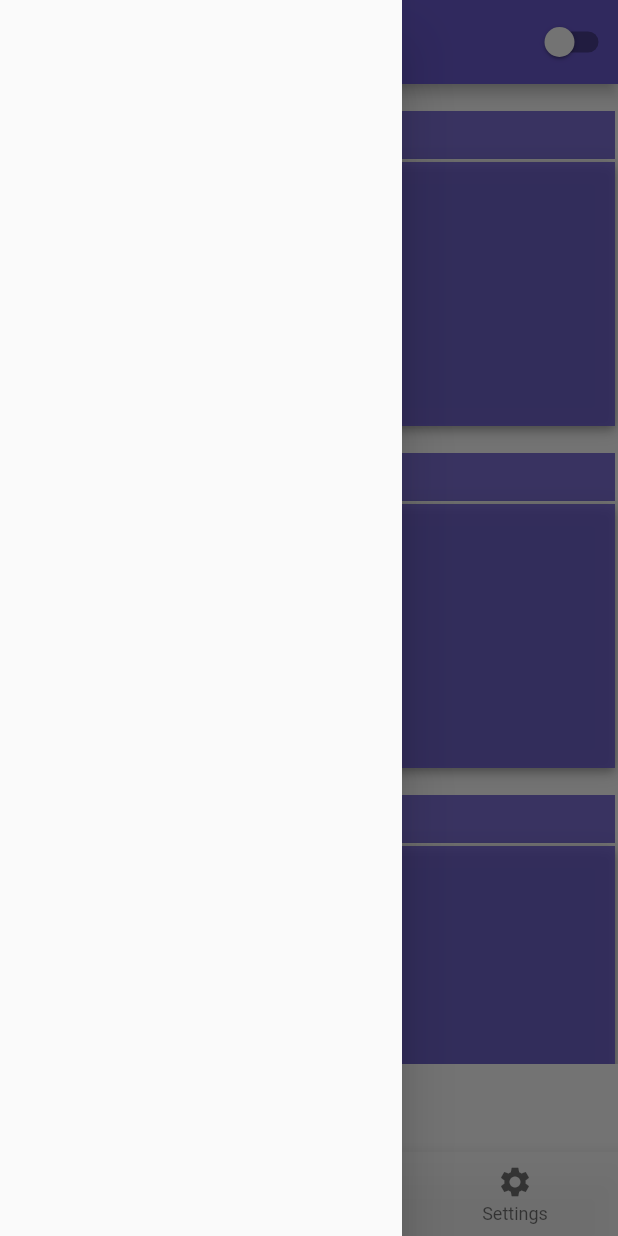
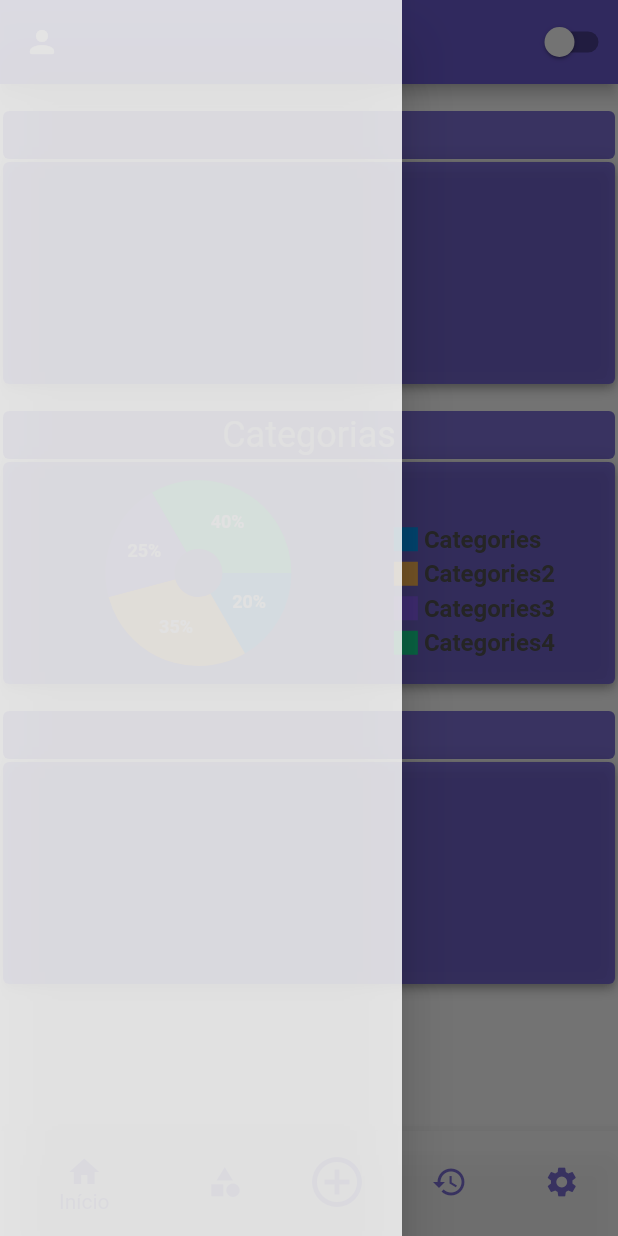
Before and after one commit to proz-tecnologia/PIT03GP06, a Flutter app: the screen it shows after launch, after a tap on the "person" icon, on a phone screen of 412 x 824 dp. Run offline on Flutter 3.47's test engine with Material 2 defaults, Android fonts, the phone set to English and light mode, and no system bars; drawn by our look-alikes of fl_chart.

Commit message:
Adding chart, updates in sizes and updates bottom navigation bar

```diff
--- a/lib/main.dart
+++ b/lib/main.dart
@@ -21,6 +21,7 @@ class MyApp extends StatelessWidget {
         debugShowCheckedModeBanner: false,
         title: "Crtl'Real",
         theme: ThemeData(
+          canvasColor: DarkController.instance.darkmod ? const Color.fromARGB(240, 30, 30, 30) : const Color.fromARGB(216, 250, 250, 250),
           brightness: DarkController.instance.darkmod ? Brightness.dark : Brightness.light,
           appBarTheme: AppBarTheme(
             backgroundColor: DarkController.instance.darkmod ? const Color.fromARGB(50, 10, 10, 10) : const Color(0xff6959CD),
--- /dev/null
+++ b/lib/pages/addcategories/addcategorias.dart
@@ -0,0 +1,10 @@
+import 'package:flutter/material.dart';
+
+class AddCategories extends StatelessWidget {
+  const AddCategories({super.key});
+
+  @override
+  Widget build(BuildContext context) {
+    return const Scaffold();
+  }
+}
--- /dev/null
+++ b/lib/pages/categories/categoriespage.dart
@@ -0,0 +1,10 @@
+import 'package:flutter/material.dart';
+
+class CategoriesPage extends StatelessWidget {
+  const CategoriesPage({super.key});
+
+  @override
+  Widget build(BuildContext context) {
+    return Container();
+  }
+}
--- /dev/null
+++ b/lib/pages/historic/historicpage.dart
@@ -0,0 +1,10 @@
+import 'package:flutter/material.dart';
+
+class HistoricPage extends StatelessWidget {
+  const HistoricPage({super.key});
+
+  @override
+  Widget build(BuildContext context) {
+    return Container();
+  }
+}
--- a/lib/pages/home/bottomnavigation.dart
+++ /dev/null
@@ -1,48 +0,0 @@
-import 'package:ctrl_real/controllers/themes/darmodcontroller.dart';
-import 'package:flutter/material.dart';
-
-class BottomNavigation extends StatefulWidget {
-  const BottomNavigation({super.key});
-
-  @override
-  State<BottomNavigation> createState() => _MyStatefulWidgetState();
-}
-
-class _MyStatefulWidgetState extends State<BottomNavigation> {
-  int _selectedIndex = 0;
-
-  void _onItemTapped(int index) {
-    setState(() {
-      _selectedIndex = index;
-    });
-  }
-
-  @override
-  Widget build(BuildContext context) {
-    return AnimatedBuilder(
-      animation: DarkController.instance,
-      builder: (context, child) {
-        return BottomNavigationBar(
-          backgroundColor: DarkController.instance.darkmod ? const Color.fromARGB(240, 30, 30, 30) : const Color.fromARGB(216, 250, 250, 250),
-          items: const <BottomNavigationBarItem>[
-            BottomNavigationBarItem(
-              icon: Icon(Icons.home),
-              label: 'Home',
-            ),
-            BottomNavigationBarItem(
-              icon: Icon(Icons.add),
-              label: 'FloatingButton',
-            ),
-            BottomNavigationBarItem(
-              icon: Icon(Icons.settings),
-              label: 'Settings',
-            ),
-          ],
-          currentIndex: _selectedIndex,
-          selectedItemColor:const Color.fromARGB(220, 104, 89, 205),
-          onTap: _onItemTapped,
-        );
-      },
-    );
-  }
-}
--- a/lib/pages/home/homepage.dart
+++ b/lib/pages/home/homepage.dart
@@ -1,9 +1,12 @@
 import 'package:ctrl_real/controllers/themes/darmodcontroller.dart';
+import 'package:ctrl_real/pages/addcategories/addcategorias.dart';
+import 'package:ctrl_real/pages/historic/historicpage.dart';
 import 'package:ctrl_real/pages/home/appbar.dart';
-import 'package:ctrl_real/pages/home/bottomnavigation.dart';
 import 'package:ctrl_real/pages/home/homebody.dart';
+import 'package:ctrl_real/pages/settings/settingspage.dart';
 import 'package:ctrl_real/pages/widgets/drawercustom.dart';
 import 'package:flutter/material.dart';
+import '../categories/categoriespage.dart';
 
 class HomePage extends StatefulWidget {
 
@@ -14,6 +17,21 @@ class HomePage extends StatefulWidget {
 }
 
 class _HomePageState extends State<HomePage> {
+
+    int _selectedIndex = 0;
+    late PageController pagesanimated;
+
+    @override
+  void initState() {
+    super.initState();
+    pagesanimated = PageController(initialPage: _selectedIndex);
+  }
+
+  void _onItemTapped(value) {
+    setState(() {
+      _selectedIndex = value;
+    });
+  }
 
   final GlobalKey<ScaffoldState> _scaffoldKey = GlobalKey<ScaffoldState>();
 
@@ -33,8 +51,51 @@ class _HomePageState extends State<HomePage> {
               ButtonDark(),
             ],
           ),
-        body: const HomeBody(),
-        bottomNavigationBar: const BottomNavigation(),
+          body: PageView(
+          onPageChanged: _onItemTapped,
+          controller: pagesanimated,
+          children: const [
+          HomeBody(),
+          CategoriesPage(),
+          AddCategories(),
+          HistoricPage(),
+          SettingsPage(),
+          ],
+        ),
+        bottomNavigationBar: AnimatedBuilder(
+      animation: DarkController.instance,
+      builder: (context, child) {
+        return BottomNavigationBar(
+          items: const [
+            BottomNavigationBarItem(
+              icon: Icon(Icons.home, color: Color.fromARGB(220, 104, 89, 205),),
+              label: 'Início',
+            ),
+              BottomNavigationBarItem(
+              icon: Icon(Icons.category, color: Color.fromARGB(220, 104, 89, 205),),
+              label: 'Categorias',
+            ),
+              BottomNavigationBarItem(
+              icon: Icon(Icons.add_circle_outline, color: Color.fromARGB(220, 104, 89, 205), size: 40,),
+              label: 'Add Categorias',
+            ),
+              BottomNavigationBarItem(
+              icon: Icon(Icons.history, color: Color.fromARGB(220, 104, 89, 205),),
+              label: 'Histórico',
+            ),
+              BottomNavigationBarItem(
+              icon: Icon(Icons.settings, color: Color.fromARGB(220, 104, 89, 205),),
+              label: 'Settings',
+            ),
+          ],
+          currentIndex: _selectedIndex,
+          selectedItemColor:const Color.fromARGB(220, 104, 89, 205),
+          onTap: (value) {
+            pagesanimated.animateToPage(value, duration: const Duration(milliseconds: 400), curve: Curves.ease);
+          },
+        );
+      },
+    ),
       )
     );
   }
--- /dev/null
+++ b/lib/pages/settings/settingspage.dart
@@ -0,0 +1,10 @@
+import 'package:flutter/material.dart';
+
+class SettingsPage extends StatelessWidget {
+  const SettingsPage({super.key});
+
+  @override
+  Widget build(BuildContext context) {
+    return Container();
+  }
+}
--- a/lib/pages/widgets/balances.dart
+++ b/lib/pages/widgets/balances.dart
@@ -1,5 +1,4 @@
 import 'package:flutter/material.dart';
-
 import '../../controllers/themes/darmodcontroller.dart';
 
 class Balances extends StatelessWidget {
@@ -18,6 +17,7 @@ class Balances extends StatelessWidget {
               decoration: BoxDecoration(
               color: DarkController.instance.darkmod ? const Color.fromARGB(240, 30, 30, 30) : const Color.fromARGB(220, 104, 89, 205),
               boxShadow: kElevationToShadow[0.8],
+              borderRadius: BorderRadius.circular(4.0),
               ),
             width: MediaQuery.of(context).size.width,
             height: 32,
@@ -27,8 +27,9 @@ class Balances extends StatelessWidget {
               decoration: BoxDecoration(
               color: DarkController.instance.darkmod ? const Color.fromARGB(240, 30, 30, 30) : const Color.fromARGB(220, 104, 89, 205),
               boxShadow: kElevationToShadow[4],
+              borderRadius: BorderRadius.circular(4.0),
               ),
-            height: 176,
+            height: 148,
             width: MediaQuery.of(context).size.width,
             ),
           ],
--- a/lib/pages/widgets/categories.dart
+++ b/lib/pages/widgets/categories.dart
@@ -1,5 +1,5 @@
+import 'package:ctrl_real/pages/widgets/piechart.dart';
 import 'package:flutter/material.dart';
-
 import '../../controllers/themes/darmodcontroller.dart';
 
 class Categories extends StatelessWidget {
@@ -18,18 +18,28 @@ class Categories extends StatelessWidget {
               decoration: BoxDecoration(
               color: DarkController.instance.darkmod ? const Color.fromARGB(240, 30, 30, 30) : const Color.fromARGB(220, 104, 89, 205),
               boxShadow: kElevationToShadow[0.8],
+              borderRadius: BorderRadius.circular(4.0),
               ),
               width: MediaQuery.of(context).size.width,
               height: 32,
+              child:
+                const Center(
+                  child: Text(
+                    "Categorias",
+                    style: TextStyle(fontSize: 24, color:Color.fromARGB(220, 250, 250, 250)),
+                  )
+                ),
               ),
             const SizedBox(height: 2),
             Container(
               decoration: BoxDecoration(
               color: DarkController.instance.darkmod ? const Color.fromARGB(240, 30, 30, 30) : const Color.fromARGB(220, 104, 89, 205),
               boxShadow: kElevationToShadow[4],
+              borderRadius: BorderRadius.circular(4.0),
               ),
-              height: 176,
+              height: 148,
               width: MediaQuery.of(context).size.width,
+              child: const PieChartSample2(),
               ),
             ],
           );
--- /dev/null
+++ b/lib/pages/widgets/indicatorpichart.dart
@@ -0,0 +1,44 @@
+import 'package:flutter/material.dart';
+
+class Indicator extends StatelessWidget {
+  const Indicator({
+    super.key,
+    required this.color,
+    required this.text,
+    required this.isSquare,
+    this.size = 16,
+    this.textColor = const Color(0xff505050),
+  });
+  final Color color;
+  final String text;
+  final bool isSquare;
+  final double size;
+  final Color textColor;
+
+  @override
+  Widget build(BuildContext context) {
+    return Row(
+      children: <Widget>[
+        Container(
+          width: size,
+          height: size,
+          decoration: BoxDecoration(
+            shape: isSquare ? BoxShape.rectangle : BoxShape.circle,
+            color: color,
+          ),
+        ),
+        const SizedBox(
+          width: 4,
+        ),
+        Text(
+          text,
+          style: TextStyle(
+            fontSize: 16,
+            fontWeight: FontWeight.bold,
+            color: textColor,
+          ),
+        )
+      ],
+    );
+  }
+}
--- /dev/null
+++ b/lib/pages/widgets/piechart.dart
@@ -0,0 +1,153 @@
+import 'package:ctrl_real/pages/widgets/indicatorpichart.dart';
+import 'package:fl_chart/fl_chart.dart';
+import 'package:flutter/material.dart';
+
+class PieChartSample2 extends StatefulWidget {
+  const PieChartSample2({super.key});
+
+  @override
+  State<StatefulWidget> createState() => PieChart2State();
+}
+
+class PieChart2State extends State {
+  int touchedIndex = -1;
+
+  @override
+  Widget build(BuildContext context) {
+    return Row(
+      children: <Widget>[
+        Expanded(
+          child: AspectRatio(
+            aspectRatio: 1,
+            child: PieChart(
+              PieChartData(
+                pieTouchData: PieTouchData(
+                  touchCallback: (FlTouchEvent event, pieTouchResponse) {
+                    setState(() {
+                      if (!event.isInterestedForInteractions ||
+                          pieTouchResponse == null ||
+                          pieTouchResponse.touchedSection == null) {
+                        touchedIndex = -1;
+                        return;
+                      }
+                      touchedIndex = pieTouchResponse
+                          .touchedSection!.touchedSectionIndex;
+                    });
+                  },
+                ),
+                borderData: FlBorderData(
+                  show: false,
+                ),
+                sectionsSpace: 0,
+                centerSpaceRadius: 16,
+                sections: showingSections(),
+              ),
+            ),
+          ),
+        ),
+
+        Padding(
+          padding: const EdgeInsets.only(right: 40),
+          child: Column(
+            mainAxisAlignment: MainAxisAlignment.end,
+            crossAxisAlignment: CrossAxisAlignment.start,
+            children: const <Widget>[
+              Indicator(
+                color: Color(0xff0293ee),
+                text: 'Categories',
+                isSquare: true,
+              ),
+              SizedBox(
+                height: 4,
+              ),
+              Indicator(
+                color: Color(0xfff8b250),
+                text: 'Categories2',
+                isSquare: true,
+              ),
+              SizedBox(
+                height: 4,
+              ),
+              Indicator(
+                color: Color(0xff845bef),
+                text: 'Categories3',
+                isSquare: true,
+              ),
+              SizedBox(
+                height: 4,
+              ),
+              Indicator(
+                color: Color(0xff13d38e),
+                text: 'Categories4',
+                isSquare: true,
+              ),
+              SizedBox(
+                height: 18,
+              ),
+            ],
+          ),
+        ),
+      ],
+    );
+  }
+
+  List<PieChartSectionData> showingSections() {
+    return List.generate(4, (i) {
+      final isTouched = i == touchedIndex;
+      final fontSize = isTouched ? 20.0 : 12.0;
+      final radius = isTouched ? 56.0 : 46.0;
+      switch (i) {
+        case 0:
+          return PieChartSectionData(
+            color: const Color(0xff0293ee),
+            value: 20,
+            title: '20%',
+            radius: radius,
+            titleStyle: TextStyle(
+              fontSize: fontSize,
+              fontWeight: FontWeight.bold,
+              color: const Color(0xffffffff),
+            ),
+          );
+        case 1:
+          return PieChartSectionData(
+            color: const Color(0xfff8b250),
+            value: 35,
+            title: '35%',
+            radius: radius,
+            titleStyle: TextStyle(
+              fontSize: fontSize,
+              fontWeight: FontWeight.bold,
+              color: const Color(0xffffffff),
+            ),
+          );
+        case 2:
+          return PieChartSectionData(
+            color: const Color(0xff845bef),
+            value: 25,
+            title: '25%',
+            radius: radius,
+            titleStyle: TextStyle(
+              fontSize: fontSize,
+              fontWeight: FontWeight.bold,
+              color: const Color(0xffffffff),
+            ),
+          );
+        case 3:
+          return PieChartSectionData(
+            color: const Color(0xff13d38e),
+            value: 40,
+            title: '40%',
+            radius: radius,
+            titleStyle: TextStyle(
+              fontSize: fontSize,
+              fontWeight: FontWeight.bold,
+              color: const Color(0xffffffff),
+            ),
+          );
+        default:
+          throw Error();
+      }
+    });
+  }
+}
--- a/lib/pages/widgets/spending.dart
+++ b/lib/pages/widgets/spending.dart
@@ -17,6 +17,7 @@ class Speding extends StatelessWidget {
               decoration: BoxDecoration(
               color: DarkController.instance.darkmod ? const Color.fromARGB(240, 30, 30, 30) : const Color.fromARGB(220, 104, 89, 205),
               boxShadow: kElevationToShadow[0.8],
+              borderRadius: BorderRadius.circular(4.0),
               ),
             height: 32,
             ),
@@ -25,8 +26,9 @@ class Speding extends StatelessWidget {
               decoration: BoxDecoration(
               color: DarkController.instance.darkmod ? const Color.fromARGB(240, 30, 30, 30) : const Color.fromARGB(220, 104, 89, 205),
               boxShadow: kElevationToShadow[4],
+              borderRadius: BorderRadius.circular(4.0),
               ),
-            height: 176,
+            height: 148,
             width: MediaQuery.of(context).size.width,
           ),
           ],
--- a/pubspec.yaml
+++ b/pubspec.yaml
@@ -36,6 +36,8 @@ dependencies:
   # The following adds the Cupertino Icons font to your application.
   # Use with the CupertinoIcons class for iOS style icons.
   cupertino_icons: ^1.0.2
+  fl_chart: ^0.55.2
+  bottom_bar_page_transition: ^2.0.0
 
 dev_dependencies:
   flutter_test:
```
Also changed, not shown: pubspec.lock.
